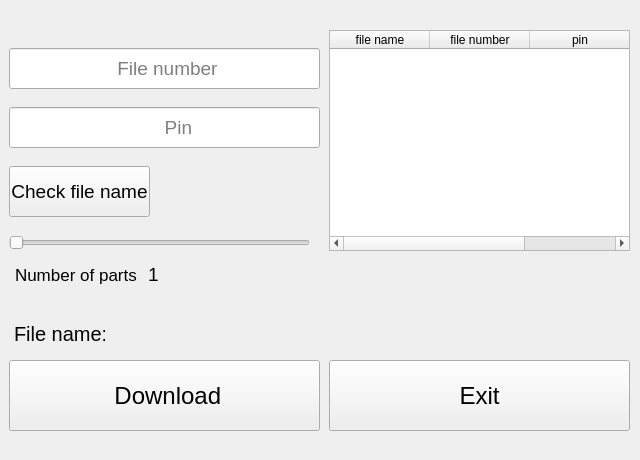
Above: UI_files/download_window_2.ui from kdv2001/OnlyFiles before the change. Below: the same form after it.
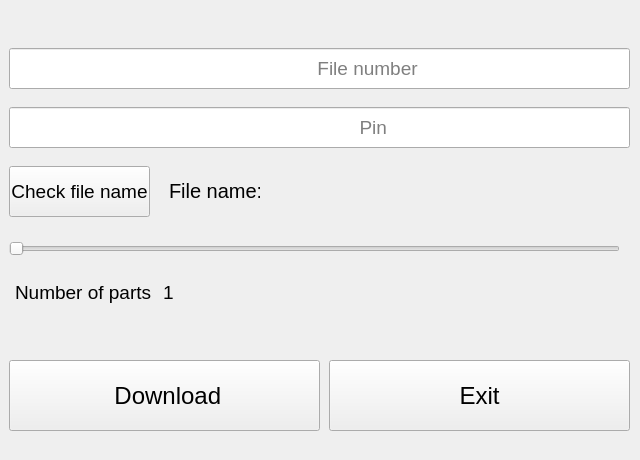
That is the form after the change. Icons and pictures are not drawn.

Commit message: do download

Patch:
```diff
--- a/UI_files/download_window_2.ui
+++ b/UI_files/download_window_2.ui
@@ -385,7 +385,7 @@
       <rect>
        <x>10</x>
        <y>107</y>
-       <width>311</width>
+       <width>621</width>
        <height>41</height>
       </rect>
      </property>
@@ -395,7 +395,7 @@
       </font>
      </property>
      <property name="placeholderText">
-      <string>                             Pin</string>
+      <string>                                                                  Pin</string>
      </property>
     </widget>
     <widget class="QLineEdit" name="line_file_number">
@@ -403,7 +403,7 @@
       <rect>
        <x>10</x>
        <y>48</y>
-       <width>311</width>
+       <width>621</width>
        <height>41</height>
       </rect>
      </property>
@@ -425,7 +425,7 @@
       <string extracomment="Pin"/>
      </property>
      <property name="placeholderText">
-      <string>                    File number</string>
+      <string>                                                          File number</string>
      </property>
     </widget>
     <widget class="QPushButton" name="start_download">
@@ -481,8 +481,8 @@
      <property name="geometry">
       <rect>
        <x>10</x>
-       <y>222</y>
-       <width>301</width>
+       <y>228</y>
+       <width>611</width>
        <height>41</height>
       </rect>
      </property>
@@ -496,37 +496,12 @@
       <enum>Qt::Horizontal</enum>
      </property>
     </widget>
-    <widget class="QTableWidget" name="tableWidget">
-     <property name="geometry">
-      <rect>
-       <x>330</x>
-       <y>30</y>
-       <width>301</width>
-       <height>221</height>
-      </rect>
-     </property>
-     <column>
-      <property name="text">
-       <string>file name</string>
-      </property>
-     </column>
-     <column>
-      <property name="text">
-       <string>file number</string>
-      </property>
-     </column>
-     <column>
-      <property name="text">
-       <string>pin</string>
-      </property>
-     </column>
-    </widget>
     <widget class="QLabel" name="label_file_name">
      <property name="geometry">
       <rect>
-       <x>110</x>
-       <y>315</y>
-       <width>521</width>
+       <x>270</x>
+       <y>170</y>
+       <width>361</width>
        <height>41</height>
       </rect>
      </property>
@@ -542,8 +517,8 @@
     <widget class="QLabel" name="label_3">
      <property name="geometry">
       <rect>
-       <x>15</x>
-       <y>313</y>
+       <x>170</x>
+       <y>170</y>
        <width>91</width>
        <height>41</height>
       </rect>
@@ -561,8 +536,8 @@
      <property name="geometry">
       <rect>
        <x>12</x>
-       <y>263</y>
-       <width>171</width>
+       <y>281</y>
+       <width>191</width>
        <height>50</height>
       </rect>
      </property>
@@ -589,7 +564,7 @@
        <widget class="QLabel" name="label_4">
         <property name="font">
          <font>
-          <pointsize>13</pointsize>
+          <pointsize>14</pointsize>
          </font>
         </property>
         <property name="text">
```
Left out of the diff: 3 changed lines with no effect on the pictures. The commit also changes 4 other files.
